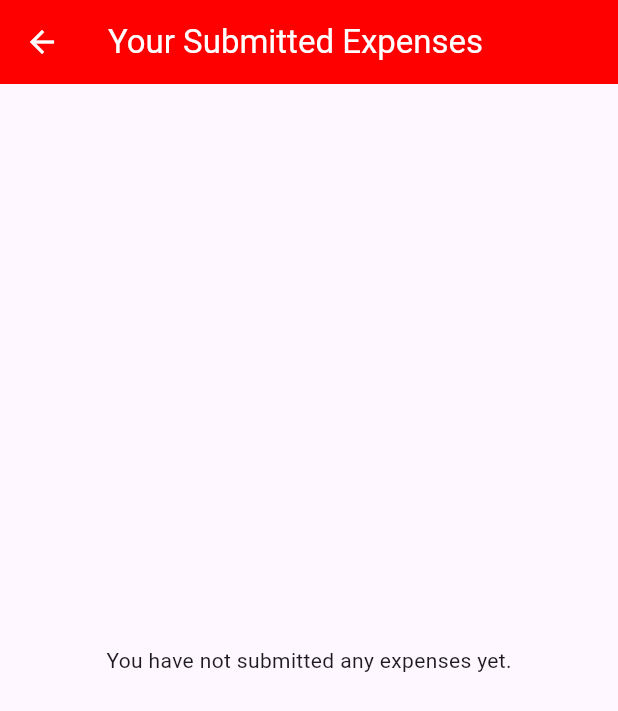
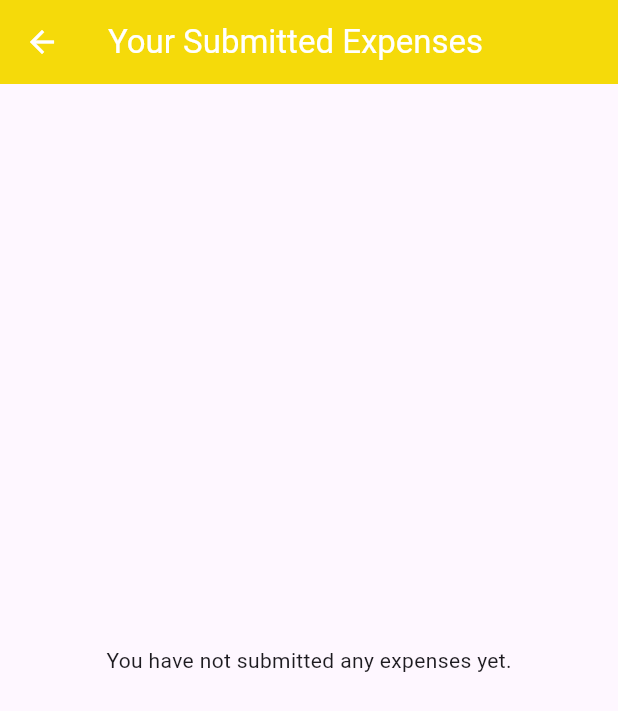
Before and after one commit to VCCCapstone/chronotrack, a Flutter app: the UserListExpensePage screen opened directly, on a phone screen of 412 x 824 dp. Shown: the top 711 px of the screen. Run offline on Flutter 3.47's test engine with Material 3 defaults, Android fonts, the phone set to English and light mode, and no system bars; our stand-ins replace file_picker, photo_view; missing offline and left inert: amplify_auth_cognito, amplify_flutter.

Commit message:
v2.2 5July25 testing ci/cd28

```diff
--- a/lib/user/user_list_expense_page.dart
+++ b/lib/user/user_list_expense_page.dart
@@ -65,7 +65,7 @@ class _UserListExpensePageState extends State<UserListExpensePage> {
     return Scaffold(
       appBar: AppBar(
         title: const Text("Your Submitted Expenses"),
-        backgroundColor: const Color.fromARGB(255, 255, 0, 0),
+        backgroundColor: const Color.fromARGB(255, 245, 218, 10),
         foregroundColor: Colors.white,
       ),
       body: _loading
```
